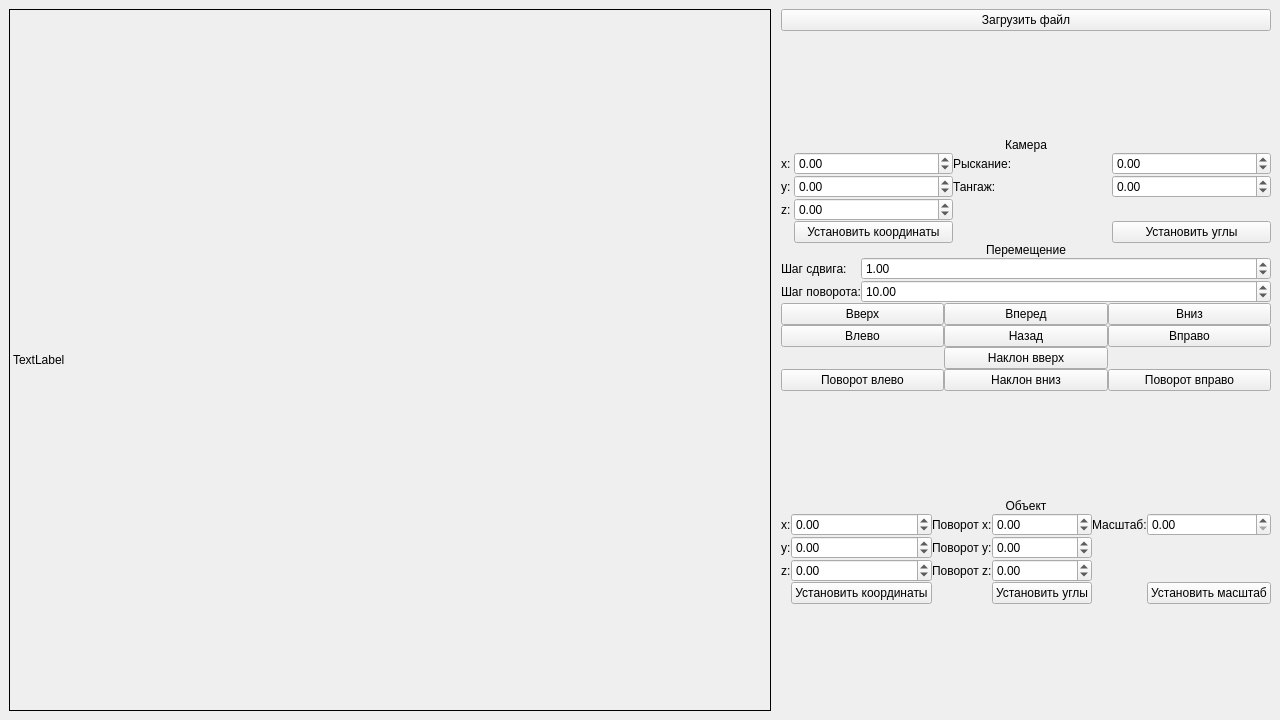
Before: the Qt Designer form source/interface/main_window.ui in SeriousMeow/3D-Renderer-App, drawn with Qt 5.
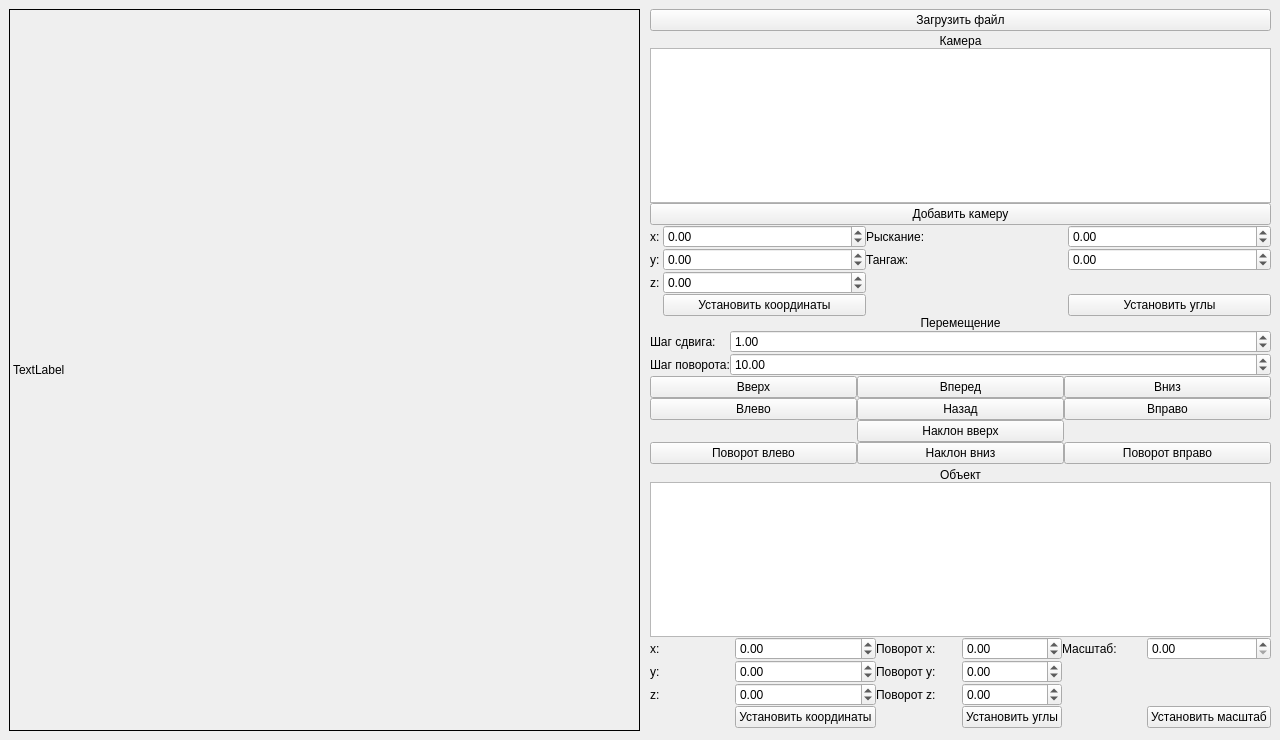
After: the same form once the commit is applied.

```diff
--- a/source/interface/main_window.ui
+++ b/source/interface/main_window.ui
@@ -7,7 +7,7 @@
     <x>0</x>
     <y>0</y>
     <width>1280</width>
-    <height>720</height>
+    <height>740</height>
    </rect>
   </property>
   <property name="sizePolicy">
@@ -85,6 +85,16 @@
             </property>
            </widget>
           </item>
+          <item>
+           <widget class="QListWidget" name="CameraSelector"/>
+          </item>
+          <item>
+           <widget class="QPushButton" name="SpawnCamera">
+            <property name="text">
+             <string>Добавить камеру</string>
+            </property>
+           </widget>
+          </item>
           <item>
            <layout class="QGridLayout" name="CameraSetCoords">
             <item row="0" column="2">
@@ -406,6 +416,9 @@
             </property>
            </widget>
           </item>
+          <item>
+           <widget class="QListWidget" name="ObjectSelector"/>
+          </item>
           <item>
            <layout class="QGridLayout" name="gridLayout">
             <item row="0" column="4">
```
Left out of the diff: 112 changed lines with no effect on the pictures.
